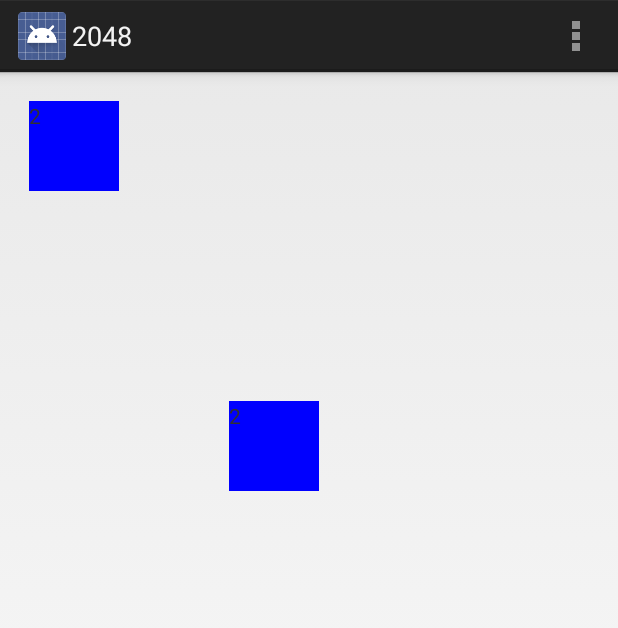
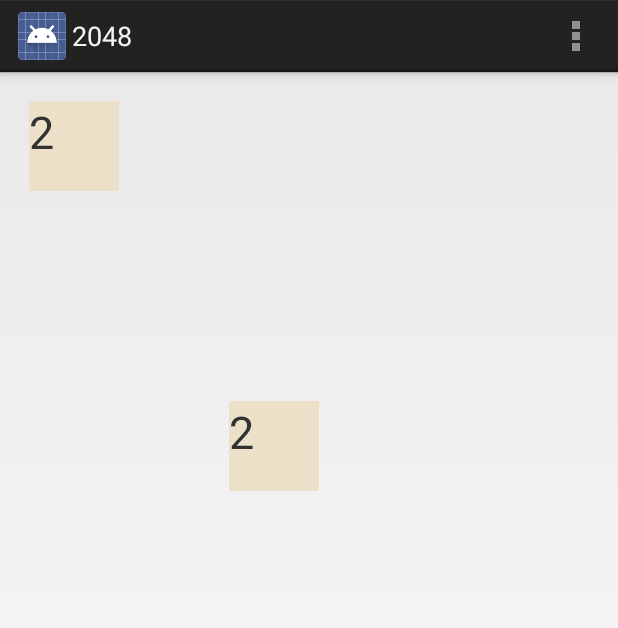
Before and after one commit to wonyoung/My2048, an Android app: the screen it shows after launch (MainActivity), on a phone screen of 412 x 824 dp. Shown: the top 628 px of the screen. Run offline under Robolectric (Android 15) with nearby library versions, the phone set to English and light mode, and no system bars.

Commit message:
Apply colors for each cell values

```diff
--- a/app/src/main/java/com/jooyunghan/my2048/Cell.java
+++ b/app/src/main/java/com/jooyunghan/my2048/Cell.java
@@ -23,4 +23,9 @@ public class Cell {
         this.merged.add(old1);
         this.merged.add(old2);
     }
+
+    public void prepareMove() {
+        prev = new Position(x, y);
+        merged.clear();
+    }
 }
--- a/app/src/main/java/com/jooyunghan/my2048/MainActivity.java
+++ b/app/src/main/java/com/jooyunghan/my2048/MainActivity.java
@@ -2,6 +2,7 @@ package com.jooyunghan.my2048;
 
 import android.animation.TimeInterpolator;
 import android.app.Activity;
+import android.content.res.TypedArray;
 import android.graphics.Color;
 import android.graphics.Interpolator;
 import android.os.Bundle;
@@ -16,7 +17,9 @@ import android.widget.FrameLayout;
 import android.widget.TextView;
 
 import java.util.ArrayList;
+import java.util.Collections;
 import java.util.Iterator;
+import java.util.List;
 import java.util.Random;
 
 
@@ -29,7 +32,7 @@ public class MainActivity extends Activity  {
     private Random rand = new Random();
     private TimeInterpolator overshotInterpolator = new OvershootInterpolator();
     static final int padding = 5;
-
+    int[] colors;
     enum Direction {
         X(1,0), _X(-1,0), Y(0,1), _Y(0,-1);
         private final int x;
@@ -50,9 +53,20 @@ public class MainActivity extends Activity  {
         setContentView(R.layout.activity_main);
         mDetector = new GestureDetectorCompat(this, new MyGestureListener());
         container = (FrameLayout)findViewById(R.id.container);
+        loadColors();
         addNewTile();
         addNewTile();
         render();
+    }
+
+    private void loadColors() {
+        TypedArray ta = getResources().obtainTypedArray(R.array.colors);
+
+        colors = new int[ta.length()];
+        for (int i = 0; i < ta.length(); i++) {
+            colors[i] = ta.getColor(i, 0);
+        }
+        ta.recycle();
     }
 
     @Override
@@ -77,37 +91,36 @@ public class MainActivity extends Activity  {
     }
 
     private void process(Direction direction) {
-        prepareMove();
-        boolean move = false;
 
-        if (direction.positive()) {
-            for (int x=3; x>=0; x--) {
-                for (int y=3; y>=0; y--) {
-                    Cell cell = cells[x][y];
-                    if (cell != null)
-                        move |= moveCell(cell, direction);
-                }
-            }
-        } else {
-
-            for (int x=0; x<4; x++) {
-                for (int y=0; y<4; y++) {
-                    Cell cell = cells[x][y];
-                    if (cell != null)
-                        move |= moveCell(cell, direction);
-                }
-            }
+        int moveCount = 0;
+        for (Cell cell: getCells(direction)) {
+            cell.prepareMove();
+            moveCount += moveCell(cell, direction);
         }
 
-
-        if (move) {
+        if (moveCount > 0) {
             addNewTile();
             render();
         }
-
     }
 
-    private boolean moveCell(Cell cell, Direction direction) {
+    private List<Cell> getCells(Direction direction) {
+        final List<Cell> cells = new ArrayList<Cell>();
+        forEachCells(new CellHandler() {
+            @Override
+            public void handle(int x, int y, Cell cell) {
+                if (cell != null) {
+                    cells.add(cell);
+                }
+            }
+        });
+        if (direction.positive()) {
+            Collections.reverse(cells);
+        }
+        return cells;
+    }
+
+    private int moveCell(Cell cell, Direction direction) {
         int moveCount = 0;
         while (true) {
             int nextX = cell.x + direction.x;
@@ -132,7 +145,7 @@ public class MainActivity extends Activity  {
             }
         }
 
-        return moveCount > 0;
+        return moveCount;
     }
 
     private boolean canMerge(Cell cell, int nextX, int nextY) {
@@ -141,18 +154,6 @@ public class MainActivity extends Activity  {
 
     private boolean isEmpty(int nextX, int nextY) {
         return  nextX >= 0 && nextY >= 0 && nextX < 4 && nextY < 4 && cells[nextX][nextY] == null;
-    }
-
-    private void prepareMove() {
-        forEachCells(new CellHandler() {
-            @Override
-            public void handle(int x, int y, Cell cell) {
-                if (cell != null) {
-                    cell.prev = new Position(x, y);
-                    cell.merged.clear();
-                }
-            }
-        });
     }
 
     private void addNewTile() {
@@ -209,13 +210,15 @@ public class MainActivity extends Activity  {
 
     private void addCell(Cell cell) {
         TextView view = new TextView(this);
+        view.setTextSize(30);
+        view.setTextAlignment(TextView.TEXT_ALIGNMENT_CENTER);
         view.setText(cell.value + "");
-        view.setBackgroundColor(Color.BLUE);
+        view.setBackgroundColor(colorFor(cell.value));
         if (cell.prev != null) {
             view.setY(cell.prev.y * 100 + padding);
             view.setX(cell.prev.x * 100 + padding);
             container.addView(view, 100 - padding*2, 100 - padding*2);
-            view.animate().x(cell.x * 100 + padding).y(cell.y * 100 + padding);
+            view.animate().setDuration(100).x(cell.x * 100 + padding).y(cell.y * 100 + padding);
         } else {
             for (Cell old: cell.merged) {
                 addCell(old);
@@ -225,9 +228,19 @@ public class MainActivity extends Activity  {
             view.setY(cell.y * 100 + padding);
             view.setX(cell.x * 100 + padding);
             container.addView(view,  100 - padding*2, 100 - padding*2);
-            view.animate().setStartDelay(200).setInterpolator(overshotInterpolator).scaleX(1).scaleY(1);
+            view.animate().setStartDelay(100).setDuration(100).setInterpolator(overshotInterpolator).scaleX(1).scaleY(1);
         }
 
+    }
+
+    private int colorFor(int value) {
+        int index = 0;
+        while (value > 0 && index < colors.length) {
+            value >>= 1;
+            index++;
+        }
+
+        return colors[index - 1];
     }
 
 
--- /dev/null
+++ b/app/src/main/res/values/colors.xml
@@ -0,0 +1,17 @@
+<?xml version="1.0" encoding="utf-8"?>
+<resources>
+    <array name="colors">
+        <item>#eee4da</item>
+        <item>#ede0c8</item>
+        <item>#f2b179</item>
+        <item>#f59563</item>
+        <item>#f67c5f</item>
+        <item>#f65e3b</item>
+        <item>#edcf72</item>
+        <item>#edcc61</item>
+        <item>#edc850</item>
+        <item>#edc53f</item>
+        <item>#edc22e</item>
+        <item>#3c3a32</item>
+    </array>
+</resources>
```
